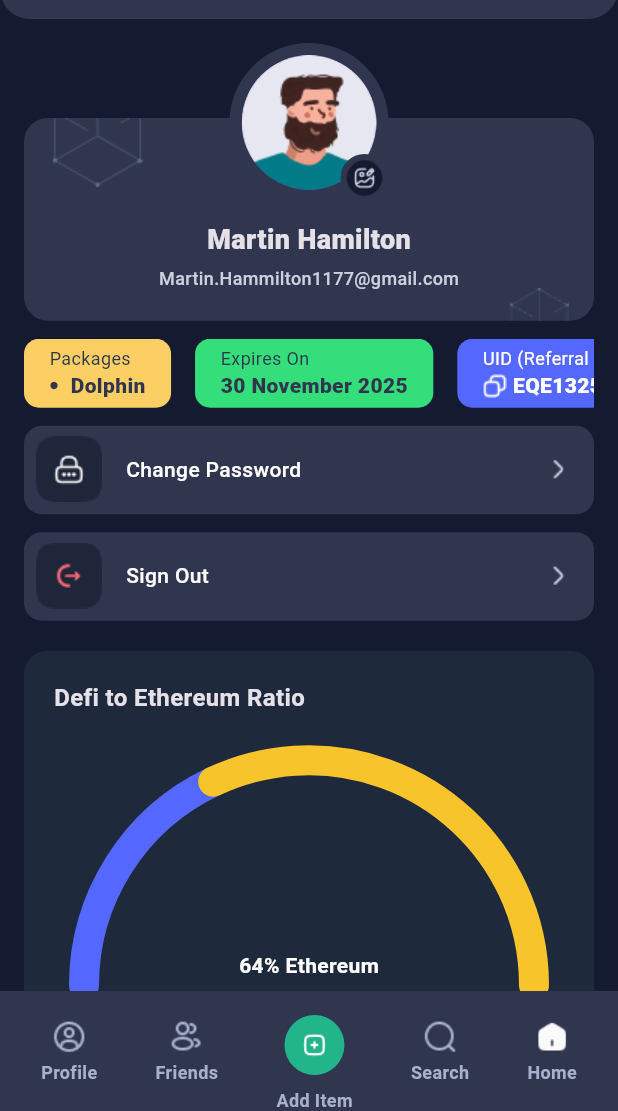
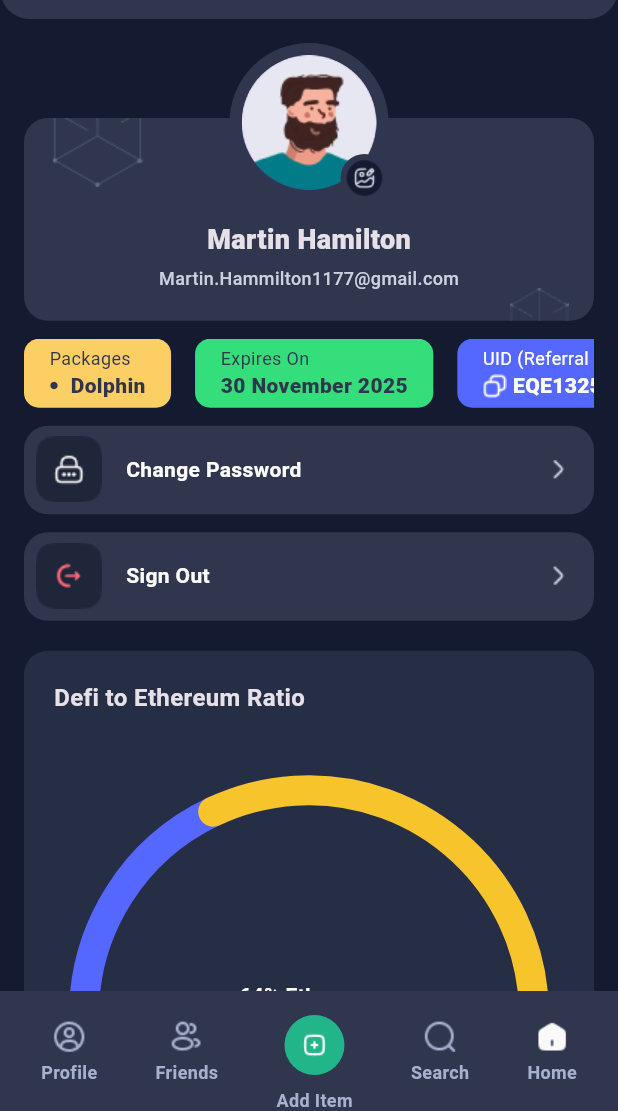
Before and after one commit to amirhosseinghanipour/donget, a Flutter app: the screen it shows after launch, on a phone screen of 412 x 824 dp, the part 125-1236 px from its top. Run offline on Flutter 3.47's test engine with Material 3 defaults, Android fonts, the phone set to English and light mode, and no system bars.

Commit message:
update gauge chart's background and sizedbox

```diff
--- a/lib/main.dart
+++ b/lib/main.dart
@@ -252,7 +252,7 @@ class ProfilePage extends StatelessWidget {
                   Container(
                     width: double.infinity,
                     decoration: BoxDecoration(
-                      color: const Color(0xFF1E293B),
+                      color: const Color(0xFF262E45),
                       borderRadius: BorderRadius.circular(16),
                     ),
                     padding: const EdgeInsets.all(20),
@@ -262,7 +262,7 @@ class ProfilePage extends StatelessWidget {
                         const Text("Defi to Ethereum Ratio",
                             style: TextStyle(
                                 fontWeight: FontWeight.bold, fontSize: 16)),
-                        const SizedBox(height: 80),
+                        const SizedBox(height: 100),
 
                         SizedBox(
                           height: 200,
@@ -314,7 +314,7 @@ class ProfilePage extends StatelessWidget {
     return Container(
       decoration: BoxDecoration(
         color: Color(0xFF2F364E),
-        borderRadius: BorderRadius.circular(12),
+        borderRadius: BorderRadius.circular(16),
       ),
       padding: const EdgeInsets.only(left: 8, right: 16, top: 7, bottom: 8),
       child: Row(
@@ -324,7 +324,7 @@ class ProfilePage extends StatelessWidget {
           Expanded(
               child: Text(title,
                   style: const TextStyle(
-                      color: Colors.white, fontWeight: FontWeight.w500))),
+                      color: Colors.white, fontSize: 14, fontWeight: FontWeight.w700))),
           if (title == 'Change Password' || title == 'Sign Out')
             Image.asset('assets/arrow-right.png', width: 16, height: 16),
         ],
```
